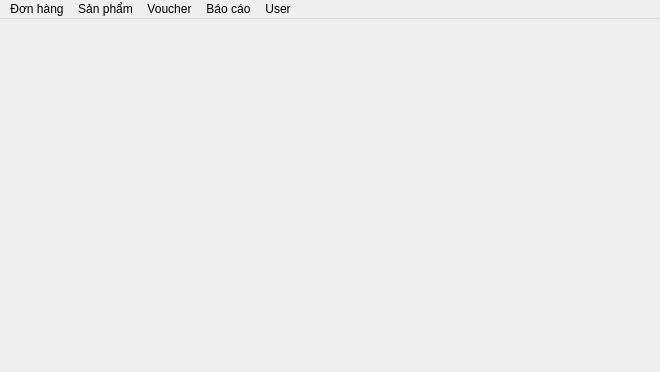
Before: the Qt Designer form mainwindow.ui in si13ncer/DoAnCTDL, drawn with Qt 5.
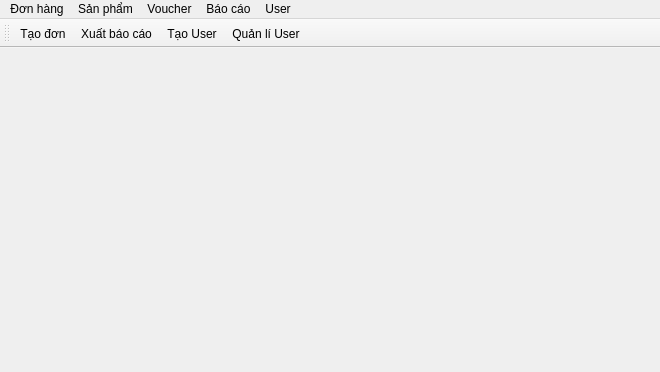
After: the same form once the commit is applied. Icons and pictures are not drawn.

Patch:
```diff
--- a/mainwindow.ui
+++ b/mainwindow.ui
@@ -20,7 +20,7 @@
       <x>120</x>
       <y>60</y>
       <width>411</width>
-      <height>201</height>
+      <height>211</height>
      </rect>
     </property>
     <property name="text">
@@ -85,6 +85,21 @@
    <addaction name="menuB_o_c_o"/>
    <addaction name="menuQu_n_l_User"/>
   </widget>
+  <widget class="QToolBar" name="toolBar">
+   <property name="windowTitle">
+    <string>toolBar</string>
+   </property>
+   <attribute name="toolBarArea">
+    <enum>TopToolBarArea</enum>
+   </attribute>
+   <attribute name="toolBarBreak">
+    <bool>false</bool>
+   </attribute>
+   <addaction name="actTaodon"/>
+   <addaction name="actBaocao"/>
+   <addaction name="actTaouser"/>
+   <addaction name="actQliUser"/>
+  </widget>
   <action name="actTaodon">
    <property name="text">
     <string>Tạo đơn</string>
@@ -135,6 +150,15 @@
     <string>Quản lí User</string>
    </property>
   </action>
+  <action name="actBaocao">
+   <property name="icon">
+    <iconset resource="res.qrc">
+     <normaloff>:/res/res/icon/baocao.png</normaloff>:/res/res/icon/baocao.png</iconset>
+   </property>
+   <property name="text">
+    <string>Xuất báo cáo</string>
+   </property>
+  </action>
  </widget>
  <resources/>
  <connections/>
```
Left out of the diff: 21 changed lines with no effect on the pictures.
